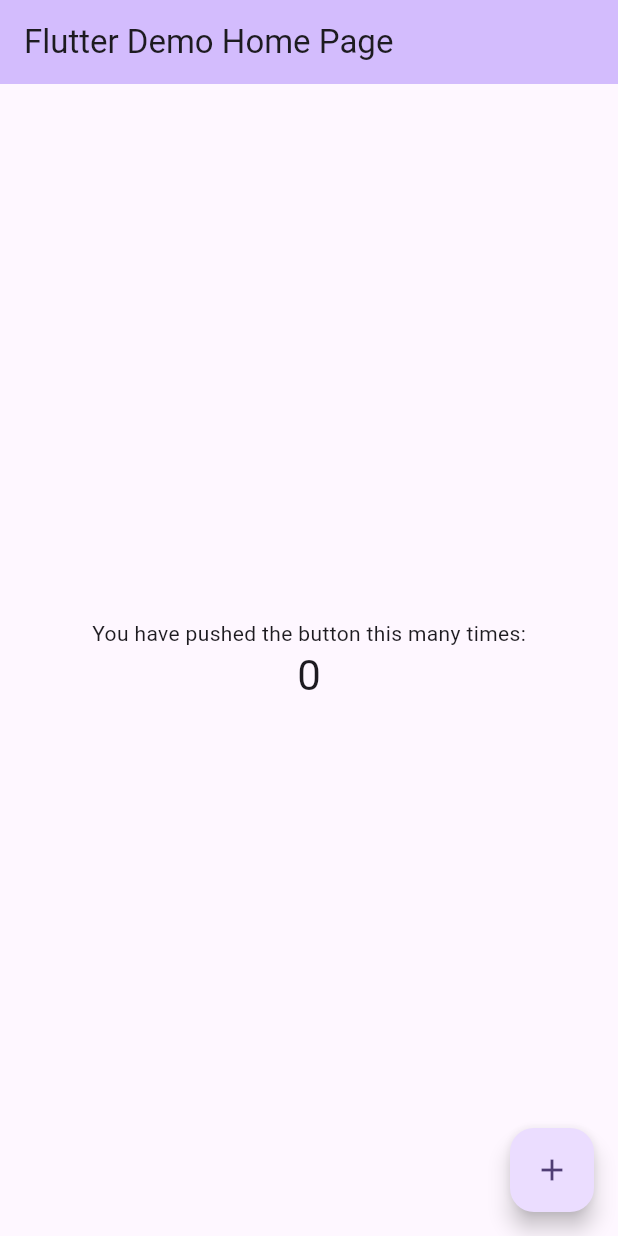
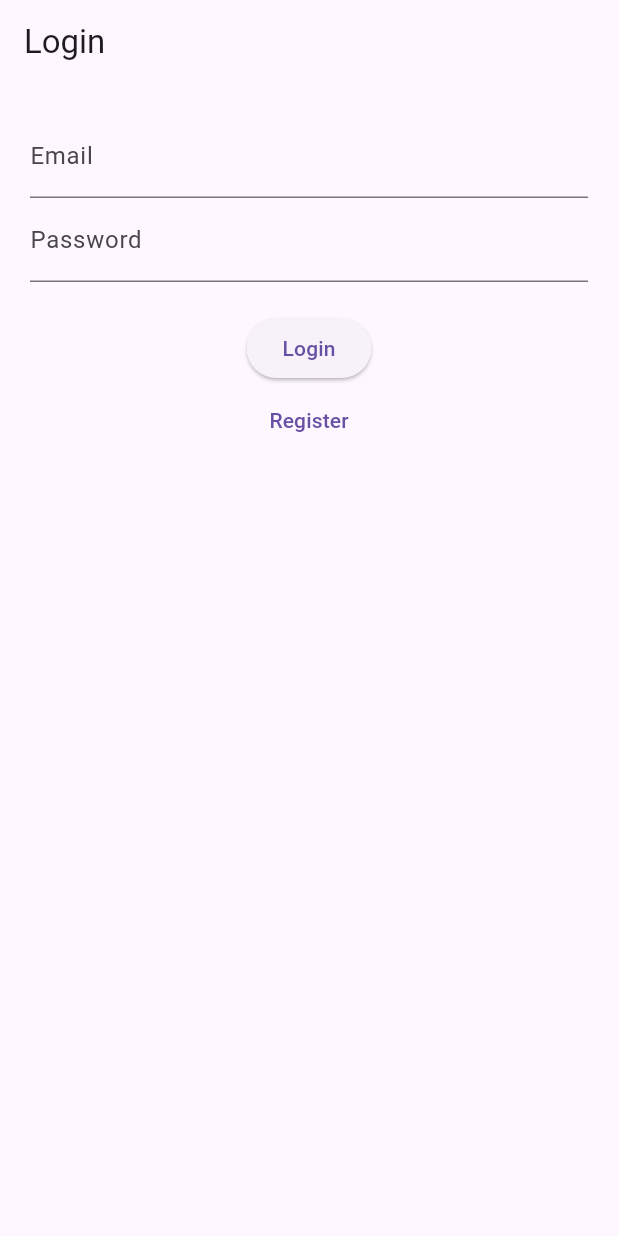
Before and after one commit to apicharburanapa/e_hong_app, a Flutter app: the screen it shows after launch, on a phone screen of 412 x 824 dp. Run offline on Flutter 3.47's test engine with Material 3 defaults, Android fonts, the phone set to English and light mode, and no system bars; our stand-ins replace firebase_auth, firebase_core, get; accounts and stored records are empty.

Commit message:
Implement Firebase authentication with GetX; add login and registration functionality

```diff
--- /dev/null
+++ b/lib/auth_controller.dart
@@ -0,0 +1,46 @@
+import 'package:firebase_auth/firebase_auth.dart';
+import 'package:get/get.dart';
+import 'home_page.dart';
+import 'login_page.dart';
+
+class AuthController extends GetxController {
+  static AuthController instance = Get.find();
+  late Rx<User?> user;
+  FirebaseAuth auth = FirebaseAuth.instance;
+
+  @override
+  void onReady() {
+    super.onReady();
+    user = Rx<User?>(auth.currentUser);
+    user.bindStream(auth.userChanges());
+    ever(user, _handleAuthChanged);
+  }
+
+  void _handleAuthChanged(User? user) {
+    if (user == null) {
+      Get.offAll(() => LoginPage());
+    } else {
+      Get.offAll(() => HomePage());
+    }
+  }
+
+  void register(String email, String password) async {
+    try {
+      await auth.createUserWithEmailAndPassword(email: email, password: password);
+    } catch (e) {
+      Get.snackbar("Error", e.toString());
+    }
+  }
+
+  void login(String email, String password) async {
+    try {
+      await auth.signInWithEmailAndPassword(email: email, password: password);
+    } catch (e) {
+      Get.snackbar("Error", e.toString());
+    }
+  }
+
+  void logout() async {
+    await auth.signOut();
+  }
+}
--- /dev/null
+++ b/lib/login_page.dart
@@ -0,0 +1,40 @@
+import 'package:flutter/material.dart';
+import 'package:get/get.dart';
+import 'auth_controller.dart';
+
+class LoginPage extends StatelessWidget {
+  final emailController = TextEditingController();
+  final passwordController = TextEditingController();
+  final AuthController authController = Get.find();
+
+  LoginPage({super.key});
+
+  @override
+  Widget build(BuildContext context) {
+    return Scaffold(
+      appBar: AppBar(title: Text("Login")),
+      body: Padding(
+        padding: EdgeInsets.all(20),
+        child: Column(
+          children: [
+            TextField(controller: emailController, decoration: InputDecoration(labelText: "Email")),
+            TextField(controller: passwordController, decoration: InputDecoration(labelText: "Password"), obscureText: true),
+            SizedBox(height: 20),
+            ElevatedButton(
+              onPressed: () {
+                authController.login(emailController.text.trim(), passwordController.text.trim());
+              },
+              child: Text("Login"),
+            ),
+            TextButton(
+              onPressed: () {
+                authController.register(emailController.text.trim(), passwordController.text.trim());
+              },
+              child: Text("Register"),
+            ),
+          ],
+        ),
+      ),
+    );
+  }
+}
--- a/lib/main.dart
+++ b/lib/main.dart
@@ -1,38 +1,23 @@
 import 'package:flutter/material.dart';
+import 'package:get/get.dart';
+import 'package:firebase_core/firebase_core.dart';
+import 'auth_controller.dart';
+import 'login_page.dart';
 
-import 'pages/home_page.dart';
-
-void main() {
-  runApp(const MyApp());
+void main() async {
+  WidgetsFlutterBinding.ensureInitialized();
+  await Firebase.initializeApp();
+  Get.put(AuthController()); // Initialize GetX AuthController
+  runApp(MyApp());
 }
 
 class MyApp extends StatelessWidget {
   const MyApp({super.key});
 
-  // This widget is the root of your application.
   @override
   Widget build(BuildContext context) {
-    return MaterialApp(
-      title: 'Flutter Demo',
-      theme: ThemeData(
-        // This is the theme of your application.
-        //
-        // TRY THIS: Try running your application with "flutter run". You'll see
-        // the application has a purple toolbar. Then, without quitting the app,
-        // try changing the seedColor in the colorScheme below to Colors.green
-        // and then invoke "hot reload" (save your changes or press the "hot
-        // reload" button in a Flutter-supported IDE, or press "r" if you used
-        // the command line to start the app).
-        //
-        // Notice that the counter didn't reset back to zero; the application
-        // state is not lost during the reload. To reset the state, use hot
-        // restart instead.
-        //
-        // This works for code too, not just values: Most code changes can be
-        // tested with just a hot reload.
-        colorScheme: ColorScheme.fromSeed(seedColor: Colors.deepPurple),
-      ),
-      home: const MyHomePage(title: 'Flutter Demo Home Page'),
+    return GetMaterialApp(
+      home: LoginPage(),
     );
   }
 }
```
Also changed, not shown: lib/home_page.dart (added, +23 -0 lines), 4 other files.
